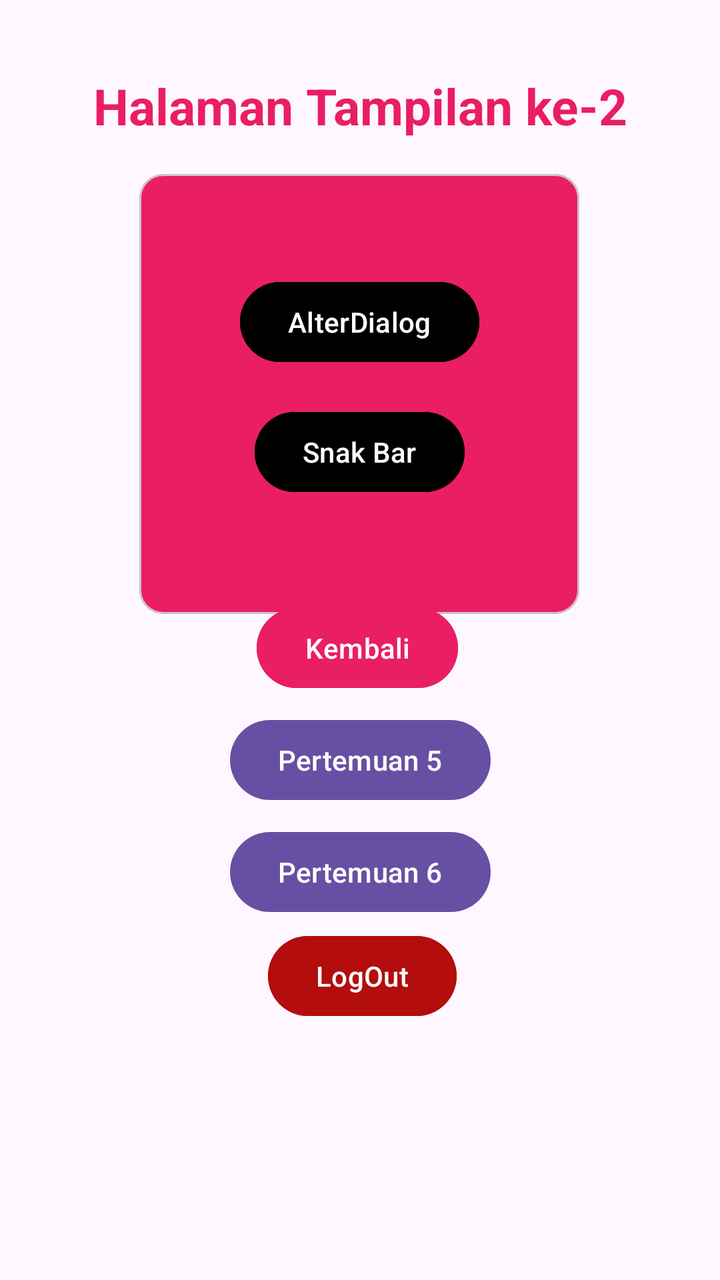
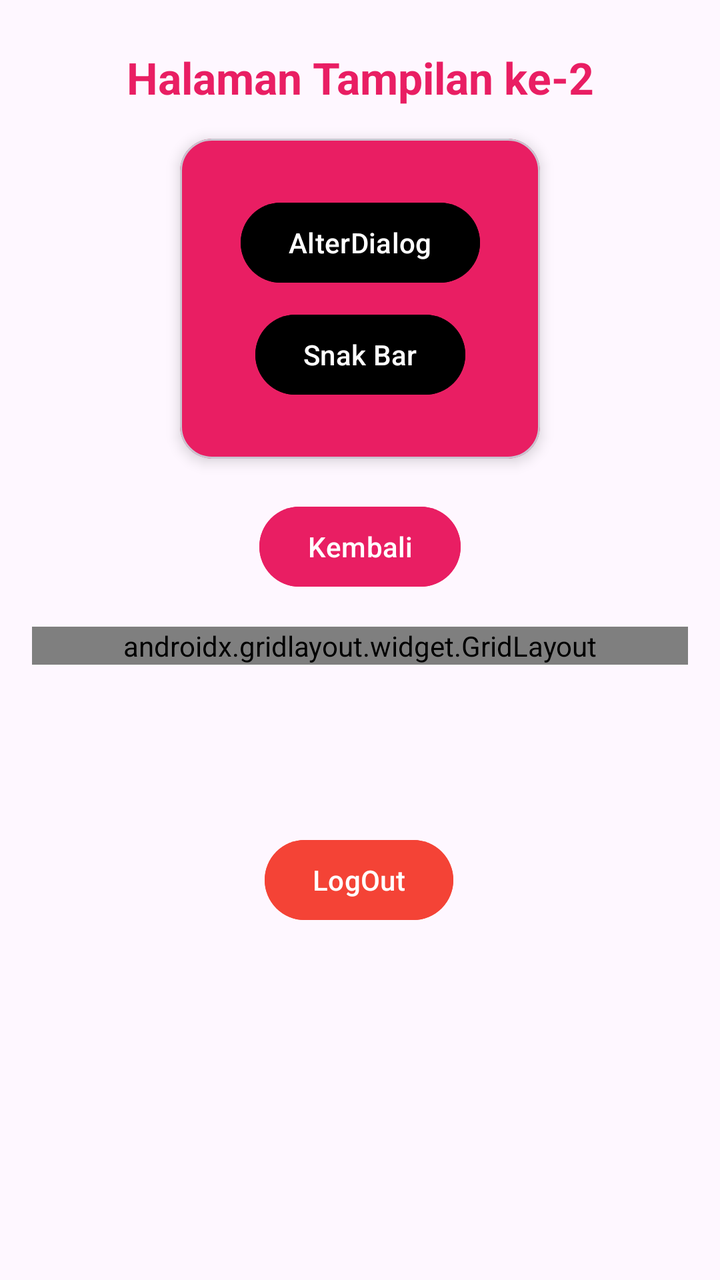

Before-and-after screenshots of an Android layout around one commit, followed by the original layout XML and the change that was made.
<!-- AndroidManifest.xml: application theme Theme.Glory_3tic -->
<!-- res/layout/fragment_home.xml -->
<?xml version="1.0" encoding="utf-8"?>
<androidx.constraintlayout.widget.ConstraintLayout xmlns:android="http://schemas.android.com/apk/res/android"
    xmlns:tools="http://schemas.android.com/tools"
    android:layout_width="match_parent"
    android:layout_height="match_parent"
    xmlns:app="http://schemas.android.com/apk/res-auto"
    tools:context=".Home.HomeFragment">

    
    <TextView
        android:id="@+id/textNama"
        android:layout_width="wrap_content"
        android:layout_height="wrap_content"
        android:layout_marginTop="36dp"
        android:text="Halaman Tampilan ke-2"
        android:textColor="#E91E63"
        android:textSize="25dp"
        android:textStyle="bold"
        app:layout_constraintEnd_toEndOf="parent"
        app:layout_constraintStart_toStartOf="parent"
        app:layout_constraintTop_toTopOf="parent" />

    <com.google.android.material.card.MaterialCardView
        android:id="@+id/materialCardView"
        android:layout_width="220dp"
        android:layout_height="220dp"
        android:layout_marginTop="24dp"
        android:backgroundTint="#E91E63"
        app:layout_constraintBottom_toTopOf="@+id/btnkembali"
        app:layout_constraintEnd_toEndOf="parent"
        app:layout_constraintHorizontal_bias="0.497"
        app:layout_constraintStart_toStartOf="parent"
        app:layout_constraintTop_toBottomOf="@+id/textNama"
        tools:ignore="MissingConstraints">

        <androidx.constraintlayout.widget.ConstraintLayout
            android:layout_width="match_parent"
            android:layout_height="match_parent"
            android:layout_margin="50dp">

            <Button
                android:id="@+id/btnAlterDialog"
                android:layout_width="wrap_content"
                android:layout_height="wrap_content"
                android:backgroundTint="#000000"
                android:text="AlterDialog"

                app:layout_constraintEnd_toEndOf="parent"
                app:layout_constraintHorizontal_bias="0.516"
                app:layout_constraintStart_toStartOf="parent"
                tools:layout_editor_absoluteY="16dp" />

            <Button
                android:id="@+id/btnSnakBar"
                android:layout_width="wrap_content"
                android:layout_height="wrap_content"
                android:layout_marginTop="16dp"
                android:backgroundTint="#000000"
                android:text="Snak Bar"
                app:layout_constraintBottom_toBottomOf="parent"
                app:layout_constraintEnd_toEndOf="parent"
                app:layout_constraintHorizontal_bias="0.505"
                app:layout_constraintStart_toStartOf="parent"
                app:layout_constraintTop_toBottomOf="@+id/btnAlterDialog"
                app:layout_constraintVertical_bias="0.137" />

        </androidx.constraintlayout.widget.ConstraintLayout>


    </com.google.android.material.card.MaterialCardView>

    <Button
        android:id="@+id/btntolima"
        android:layout_width="wrap_content"
        android:layout_height="wrap_content"
        android:layout_marginBottom="8dp"
        android:text="Pertemuan 5"
        app:layout_constraintBottom_toTopOf="@+id/btntoenam"
        app:layout_constraintEnd_toEndOf="parent"
        app:layout_constraintStart_toStartOf="parent" />

    <Button
        android:id="@+id/btntoenam"
        android:layout_width="wrap_content"
        android:layout_height="wrap_content"
        android:layout_marginBottom="4dp"
        android:text="Pertemuan 6"
        app:layout_constraintBottom_toTopOf="@+id/btnLogout"
        app:layout_constraintEnd_toEndOf="parent"
        app:layout_constraintStart_toStartOf="parent" />

    <Button
        android:id="@+id/btnkembali"
        android:layout_width="wrap_content"
        android:layout_height="wrap_content"
        android:layout_marginBottom="8dp"
        android:backgroundTint="#E91E63"
        android:text="Kembali"
        app:layout_constraintBottom_toTopOf="@+id/btntolima"
        app:layout_constraintEnd_toEndOf="parent"
        app:layout_constraintHorizontal_bias="0.495"
        app:layout_constraintStart_toStartOf="parent" />

    <Button
        android:id="@+id/btnLogout"
        android:layout_width="wrap_content"
        android:layout_height="wrap_content"
        android:layout_marginBottom="128dp"
        android:backgroundTint="#B30D0D"
        android:text="LogOut"
        app:layout_constraintBottom_toBottomOf="parent"
        app:layout_constraintEnd_toEndOf="parent"
        app:layout_constraintHorizontal_bias="0.504"
        app:layout_constraintStart_toStartOf="parent" />
</androidx.constraintlayout.widget.ConstraintLayout>
<!-- resources referenced by this layout -->
<resources>
  <style name="Theme.Glory_3tic" parent="Base.Theme.Glory_3tic" />
  <style name="Base.Theme.Glory_3tic" parent="Theme.Material3.DayNight.NoActionBar">
          
          
      </style>
</resources>

<!-- the commit's change to res/layout/fragment_home.xml (unified diff, before → after) -->
@@ -1,20 +1,20 @@
 <?xml version="1.0" encoding="utf-8"?>
-<androidx.constraintlayout.widget.ConstraintLayout xmlns:android="http://schemas.android.com/apk/res/android"
+<androidx.constraintlayout.widget.ConstraintLayout
+    xmlns:android="http://schemas.android.com/apk/res/android"
+    xmlns:app="http://schemas.android.com/apk/res-auto"
     xmlns:tools="http://schemas.android.com/tools"
     android:layout_width="match_parent"
     android:layout_height="match_parent"
-    xmlns:app="http://schemas.android.com/apk/res-auto"
     tools:context=".Home.HomeFragment">
 
-    
     <TextView
         android:id="@+id/textNama"
         android:layout_width="wrap_content"
         android:layout_height="wrap_content"
-        android:layout_marginTop="36dp"
+        android:layout_marginTop="24dp"
         android:text="Halaman Tampilan ke-2"
         android:textColor="#E91E63"
-        android:textSize="25dp"
+        android:textSize="22sp"
         android:textStyle="bold"
         app:layout_constraintEnd_toEndOf="parent"
         app:layout_constraintStart_toStartOf="parent"
@@ -22,21 +22,20 @@
 
     <com.google.android.material.card.MaterialCardView
         android:id="@+id/materialCardView"
-        android:layout_width="220dp"
-        android:layout_height="220dp"
-        android:layout_marginTop="24dp"
+        android:layout_width="180dp"
+        android:layout_height="160dp"
+        android:layout_marginTop="16dp"
         android:backgroundTint="#E91E63"
-        app:layout_constraintBottom_toTopOf="@+id/btnkembali"
+        app:cardCornerRadius="16dp"
+        app:cardElevation="4dp"
         app:layout_constraintEnd_toEndOf="parent"
-        app:layout_constraintHorizontal_bias="0.497"
         app:layout_constraintStart_toStartOf="parent"
-        app:layout_constraintTop_toBottomOf="@+id/textNama"
-        tools:ignore="MissingConstraints">
+        app:layout_constraintTop_toBottomOf="@+id/textNama">
 
         <androidx.constraintlayout.widget.ConstraintLayout
             android:layout_width="match_parent"
             android:layout_height="match_parent"
-            android:layout_margin="50dp">
+            android:padding="16dp">
 
             <Button
                 android:id="@+id/btnAlterDialog"
@@ -44,72 +43,93 @@
                 android:layout_height="wrap_content"
                 android:backgroundTint="#000000"
                 android:text="AlterDialog"
-
+                app:layout_constraintBottom_toTopOf="@+id/btnSnakBar"
                 app:layout_constraintEnd_toEndOf="parent"
-                app:layout_constraintHorizontal_bias="0.516"
                 app:layout_constraintStart_toStartOf="parent"
-                tools:layout_editor_absoluteY="16dp" />
+                app:layout_constraintTop_toTopOf="parent"
+                app:layout_constraintVertical_chainStyle="packed" />
 
             <Button
                 android:id="@+id/btnSnakBar"
                 android:layout_width="wrap_content"
                 android:layout_height="wrap_content"
-                android:layout_marginTop="16dp"
+                android:layout_marginTop="8dp"
                 android:backgroundTint="#000000"
                 android:text="Snak Bar"
                 app:layout_constraintBottom_toBottomOf="parent"
                 app:layout_constraintEnd_toEndOf="parent"
-                app:layout_constraintHorizontal_bias="0.505"
                 app:layout_constraintStart_toStartOf="parent"
-                app:layout_constraintTop_toBottomOf="@+id/btnAlterDialog"
-                app:layout_constraintVertical_bias="0.137" />
+                app:layout_constraintTop_toBottomOf="@+id/btnAlterDialog" />
 
         </androidx.constraintlayout.widget.ConstraintLayout>
 
-
     </com.google.android.material.card.MaterialCardView>
-
-    <Button
-        android:id="@+id/btntolima"
-        android:layout_width="wrap_content"
-        android:layout_height="wrap_content"
-        android:layout_marginBottom="8dp"
-        android:text="Pertemuan 5"
-        app:layout_constraintBottom_toTopOf="@+id/btntoenam"
-        app:layout_constraintEnd_toEndOf="parent"
-        app:layout_constraintStart_toStartOf="parent" />
-
-    <Button
-        android:id="@+id/btntoenam"
-        android:layout_width="wrap_content"
-        android:layout_height="wrap_content"
-        android:layout_marginBottom="4dp"
-        android:text="Pertemuan 6"
-        app:layout_constraintBottom_toTopOf="@+id/btnLogout"
-        app:layout_constraintEnd_toEndOf="parent"
-        app:layout_constraintStart_toStartOf="parent" />
 
     <Button
         android:id="@+id/btnkembali"
         android:layout_width="wrap_content"
         android:layout_height="wrap_content"
-        android:layout_marginBottom="8dp"
+        android:layout_marginTop="20dp"
         android:backgroundTint="#E91E63"
         android:text="Kembali"
-        app:layout_constraintBottom_toTopOf="@+id/btntolima"
         app:layout_constraintEnd_toEndOf="parent"
-        app:layout_constraintHorizontal_bias="0.495"
-        app:layout_constraintStart_toStartOf="parent" />
+        app:layout_constraintStart_toStartOf="parent"
+        app:layout_constraintTop_toBottomOf="@+id/materialCardView" />
+
+    <androidx.gridlayout.widget.GridLayout
+        android:id="@+id/gridMenu"
+        android:layout_width="0dp"
+        android:layout_height="wrap_content"
+        android:layout_marginHorizontal="16dp"
+        android:layout_marginTop="16dp"
+        app:columnCount="3"
+        app:layout_constraintEnd_toEndOf="parent"
+        app:layout_constraintStart_toStartOf="parent"
+        app:layout_constraintTop_toBottomOf="@+id/btnkembali"
+        app:useDefaultMargins="true">
+
+        <Button
+            android:id="@+id/btntolima"
+            android:layout_width="0dp"
+            android:layout_height="wrap_content"
+            android:backgroundTint="#4CAF50"
+            android:text="P 5"
+            app:layout_column="0"
+            app:layout_columnWeight="1"
+            app:layout_gravity="fill_horizontal" />
+
+        <Button
+            android:id="@+id/btntoenam"
+            android:layout_width="0dp"
+            android:layout_height="wrap_content"
+            android:backgroundTint="#FF9800"
+            android:text="P 6"
+            app:layout_column="1"
+            app:layout_columnWeight="1"
+            app:layout_gravity="fill_horizontal" />
+
+        <Button
+            android:id="@+id/btntoSembilan"
+            android:layout_width="0dp"
+            android:layout_height="wrap_content"
+            android:backgroundTint="#00BCD4"
+            android:text="P 9"
+            app:layout_column="2"
+            app:layout_columnWeight="1"
+            app:layout_gravity="fill_horizontal" />
+
+    </androidx.gridlayout.widget.GridLayout>
 
     <Button
         android:id="@+id/btnLogout"
         android:layout_width="wrap_content"
         android:layout_height="wrap_content"
-        android:layout_marginBottom="128dp"
-        android:backgroundTint="#B30D0D"
+        android:layout_marginBottom="176dp"
+        android:backgroundTint="#F44336"
         android:text="LogOut"
         app:layout_constraintBottom_toBottomOf="parent"
         app:layout_constraintEnd_toEndOf="parent"
-        app:layout_constraintHorizontal_bias="0.504"
+        app:layout_constraintHorizontal_bias="0.498"
         app:layout_constraintStart_toStartOf="parent" />
+
 </androidx.constraintlayout.widget.ConstraintLayout>
